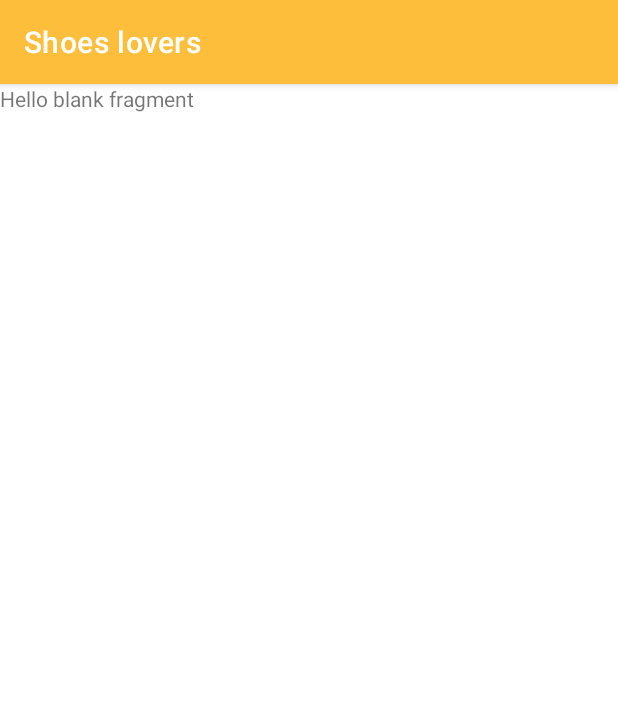
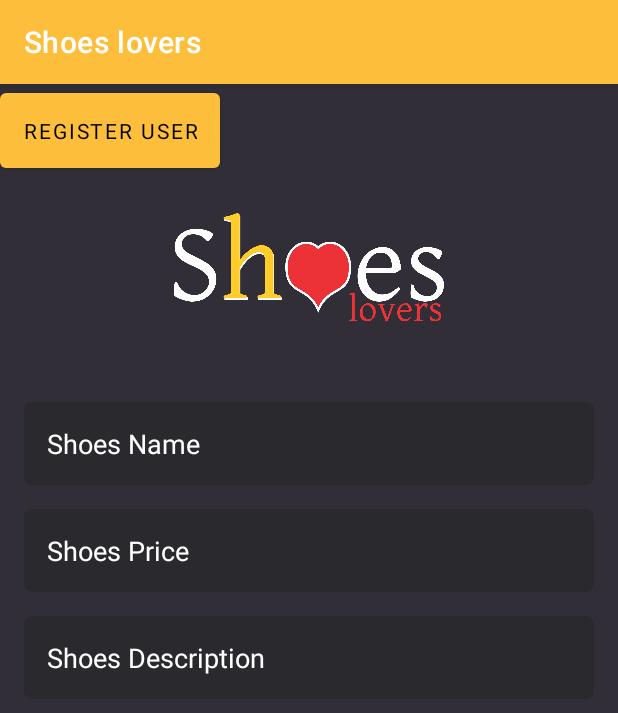
Before and after one commit to gilsonjuniorpro/TheShoeStore, an Android app: the AddShoesFragment screen opened through its navigation route, on a phone screen of 412 x 824 dp. Shown: the top 713 px of the screen. Run offline under Robolectric (Android 15) with nearby library versions, the light colour scheme and no system bars; our stand-ins replace data binding; libraries missing offline, so code that uses them is left out: com.jarvis.ca; Roboto replaces fonts that are not available here.

Commit message:
improvements on strings names

```diff
--- a/app/src/main/res/layout/fragment_add_shoes.xml
+++ b/app/src/main/res/layout/fragment_add_shoes.xml
@@ -1,14 +1,104 @@
 <?xml version="1.0" encoding="utf-8"?>
-<FrameLayout xmlns:android="http://schemas.android.com/apk/res/android"
-    xmlns:tools="http://schemas.android.com/tools"
-    android:layout_width="match_parent"
-    android:layout_height="match_parent"
-    tools:context=".ui.fragment.AddShoesFragment">
+<layout xmlns:android="http://schemas.android.com/apk/res/android"
+    xmlns:app="http://schemas.android.com/apk/res-auto"
+    xmlns:tools="http://schemas.android.com/tools">
 
-    <!-- TODO: Update blank fragment layout -->
-    <TextView
+    <androidx.core.widget.NestedScrollView
         android:layout_width="match_parent"
         android:layout_height="match_parent"
-        android:text="@string/hello_blank_fragment" />
+        android:background="@color/colorBackgroundLayout"
+        android:fillViewport="true"
+        android:orientation="vertical"
+        tools:context=".ui.fragment.AddShoesFragment">
 
-</FrameLayout>
+        <androidx.constraintlayout.widget.ConstraintLayout
+            android:layout_width="match_parent"
+            android:layout_height="wrap_content">
+
+            <EditText
+                android:id="@+id/etTitle"
+                style="@style/EditTextStyle"
+                android:layout_width="0dp"
+                android:layout_height="wrap_content"
+                android:layout_marginLeft="16dp"
+                android:layout_marginRight="16dp"
+                android:hint="@string/shoes_name"
+                android:importantForAutofill="yes"
+                android:inputType="text"
+                app:layout_constraintLeft_toLeftOf="parent"
+                app:layout_constraintRight_toRightOf="parent"
+                app:layout_constraintTop_toBottomOf="@+id/imageView"
+                tools:ignore="Autofill" />
+
+            <EditText
+                android:id="@+id/etPrice"
+                style="@style/EditTextStyle"
+                android:layout_width="0dp"
+                android:layout_height="wrap_content"
+                android:layout_marginLeft="16dp"
+                android:layout_marginTop="16dp"
+                android:layout_marginRight="16dp"
+                android:hint="@string/shoes_price"
+                android:importantForAutofill="yes"
+                android:inputType="text"
+                app:layout_constraintLeft_toLeftOf="parent"
+                app:layout_constraintRight_toRightOf="parent"
+                app:layout_constraintTop_toBottomOf="@+id/etTitle"
+                tools:ignore="Autofill" />
+
+            <EditText
+                android:id="@+id/etDescription"
+                style="@style/EditTextStyle"
+                android:layout_width="0dp"
+                android:layout_height="wrap_content"
+                android:layout_marginTop="16dp"
+                android:ems="10"
+                android:hint="@string/shoes_description"
+                android:inputType="text"
+                app:layout_constraintEnd_toEndOf="@+id/etPrice"
+                app:layout_constraintStart_toStartOf="@+id/etPrice"
+                app:layout_constraintTop_toBottomOf="@+id/etPrice"
+                tools:ignore="Autofill" />
+
+            <Button
+                android:id="@+id/btRegister"
+                style="@style/ButtonTextStyle"
+                android:layout_width="0dp"
+                android:layout_height="wrap_content"
+                android:layout_marginStart="16dp"
+                android:layout_marginTop="16dp"
+                android:layout_marginEnd="16dp"
+                android:padding="15dp"
+                android:text="@string/register_user"
+                app:layout_constraintEnd_toEndOf="@+id/etPassword"
+                app:layout_constraintStart_toStartOf="@+id/etPassword"
+                app:layout_constraintTop_toBottomOf="@+id/etPassword" />
+
+            <ImageView
+                android:id="@+id/imageView"
+                android:layout_width="180dp"
+                android:layout_height="180dp"
+                android:layout_marginStart="60dp"
+                android:layout_marginTop="32dp"
+                android:layout_marginEnd="60dp"
+                android:contentDescription="@string/app_name"
+                app:layout_constraintEnd_toEndOf="parent"
+                app:layout_constraintStart_toStartOf="parent"
+                app:layout_constraintTop_toTopOf="parent"
+                app:srcCompat="@drawable/ic_logo" />
+
+            <ProgressBar
+                android:id="@+id/progressBar"
+                style="?android:attr/progressBarStyle"
+                android:layout_width="wrap_content"
+                android:layout_height="wrap_content"
+                android:visibility="gone"
+                app:layout_constraintBottom_toBottomOf="parent"
+                app:layout_constraintEnd_toEndOf="parent"
+                app:layout_constraintStart_toStartOf="parent"
+                app:layout_constraintTop_toTopOf="parent"
+                app:layout_constraintVertical_bias="0.40" />
+
+        </androidx.constraintlayout.widget.ConstraintLayout>
+    </androidx.core.widget.NestedScrollView>
+</layout>
--- a/app/src/main/res/layout/fragment_detail.xml
+++ b/app/src/main/res/layout/fragment_detail.xml
@@ -64,7 +64,7 @@
             app:layout_constraintEnd_toEndOf="@+id/container"
             app:layout_constraintStart_toEndOf="@+id/ivPicture"
             app:layout_constraintTop_toTopOf="@+id/container"
-            tools:text="@string/shoe_name" />
+            tools:text="@string/shoes_name" />
 
         <ScrollView
             android:layout_width="0dp"
--- a/app/src/main/res/layout/fragment_login.xml
+++ b/app/src/main/res/layout/fragment_login.xml
@@ -16,7 +16,7 @@
             android:layout_height="wrap_content"
             android:layout_marginLeft="16dp"
             android:layout_marginRight="16dp"
-            android:hint="@string/email"
+            android:hint="@string/user_email"
             android:importantForAutofill="yes"
             android:inputType="textEmailAddress"
             app:layout_constraintLeft_toLeftOf="parent"
@@ -31,7 +31,7 @@
             android:layout_height="wrap_content"
             android:layout_marginTop="16dp"
             android:ems="10"
-            android:hint="@string/password"
+            android:hint="@string/user_password"
             android:inputType="textPassword"
             app:layout_constraintEnd_toEndOf="@+id/etEmail"
             app:layout_constraintStart_toStartOf="@+id/etEmail"
@@ -47,7 +47,7 @@
             android:layout_marginTop="16dp"
             android:layout_marginEnd="16dp"
             android:padding="15dp"
-            android:text="@string/login"
+            android:text="@string/user_login"
             app:layout_constraintEnd_toEndOf="@+id/etPassword"
             app:layout_constraintStart_toStartOf="@+id/etPassword"
             app:layout_constraintTop_toBottomOf="@+id/etPassword" />
--- a/app/src/main/res/layout/fragment_register.xml
+++ b/app/src/main/res/layout/fragment_register.xml
@@ -22,7 +22,7 @@
                 android:layout_height="wrap_content"
                 android:layout_marginLeft="16dp"
                 android:layout_marginRight="16dp"
-                android:hint="@string/name"
+                android:hint="@string/user_name"
                 android:importantForAutofill="yes"
                 android:inputType="textPersonName"
                 app:layout_constraintLeft_toLeftOf="parent"
@@ -38,7 +38,7 @@
                 android:layout_marginLeft="16dp"
                 android:layout_marginTop="16dp"
                 android:layout_marginRight="16dp"
-                android:hint="@string/email"
+                android:hint="@string/user_email"
                 android:importantForAutofill="yes"
                 android:inputType="textEmailAddress"
                 app:layout_constraintLeft_toLeftOf="parent"
@@ -53,7 +53,7 @@
                 android:layout_height="wrap_content"
                 android:layout_marginTop="16dp"
                 android:ems="10"
-                android:hint="@string/password"
+                android:hint="@string/user_password"
                 android:inputType="textPassword"
                 app:layout_constraintEnd_toEndOf="@+id/etEmail"
                 app:layout_constraintStart_toStartOf="@+id/etEmail"
--- a/app/src/main/res/layout/item_shoes.xml
+++ b/app/src/main/res/layout/item_shoes.xml
@@ -58,7 +58,7 @@
         app:layout_constraintEnd_toStartOf="@+id/ivMoney"
         app:layout_constraintStart_toEndOf="@+id/ivPicture"
         app:layout_constraintTop_toTopOf="@+id/container"
-        tools:text="@string/shoe_name" />
+        tools:text="@string/shoes_name" />
 
     <TextView
         android:id="@+id/tvDescription"
@@ -74,7 +74,7 @@
         app:layout_constraintEnd_toEndOf="@+id/container"
         app:layout_constraintStart_toStartOf="@+id/tvName"
         app:layout_constraintTop_toBottomOf="@+id/tvName"
-        tools:text="@string/description" />
+        tools:text="@string/shoes_description" />
 
     <ImageView
         android:id="@+id/ivMoney"
--- a/app/src/main/res/layout/starter_list_item.xml
+++ b/app/src/main/res/layout/starter_list_item.xml
@@ -28,7 +28,7 @@
         android:layout_marginStart="32dp"
         android:layout_marginTop="40dp"
         android:layout_marginEnd="32dp"
-        android:text="@string/slide_title"
+        android:text="@string/shoes_name"
         app:layout_constraintEnd_toEndOf="parent"
         app:layout_constraintStart_toStartOf="parent"
         app:layout_constraintTop_toBottomOf="@+id/ivImage" />
@@ -43,7 +43,7 @@
         android:layout_marginEnd="32dp"
         android:paddingLeft="@dimen/desc_padding"
         android:paddingRight="@dimen/desc_padding"
-        android:text="@string/slide_desc"
+        android:text="@string/shoes_description"
         app:layout_constraintEnd_toEndOf="parent"
         app:layout_constraintStart_toStartOf="parent"
         app:layout_constraintTop_toBottomOf="@+id/tvStarterTitle" />
--- a/app/src/main/res/values/strings.xml
+++ b/app/src/main/res/values/strings.xml
@@ -4,16 +4,16 @@
     <string name="skip">SKIP</string>
     <string name="msg_fill_all_fields">Fill all fields to login</string>
     <string name="msg_fill_all_fields_register">Fill all fields to register</string>
-    <string name="password">password</string>
-    <string name="email">email</string>
-    <string name="login">login</string>
+    <string name="user_password">Password</string>
+    <string name="user_email">Email</string>
+    <string name="user_login">Login</string>
     <string name="create_an_account">create an account</string>
-    <string name="description">description</string>
-    <string name="shoe_name">Shoes Name</string>
-    <string name="slide_title">Shoes name</string>
-    <string name="slide_desc">Shoes description</string>
-    <string name="name">name</string>
+    <string name="shoes_description">Shoes Description</string>
+    <string name="shoes_name">Shoes Name</string>
+    <string name="shoes_price">Shoes Price</string>
+    <string name="user_name">Name</string>
     <string name="register_user">Register User</string>
+    <string name="save_shoes">Save Shoes</string>
 
     <string name="large_text">
         THE HISTORY AND EVOLUTION OF SHOES
@@ -30,6 +30,4 @@
         WHEN DID THE FIRST SHOES APPEAR?
         1991 is an important date in the history of footwear because this is the year when, at the border of Austria and Italy, archeologists found a naturally mummified human named Oetzi from the Stone Age who died about 3300 years before our era. This Alpine traveler was wearing shoes made from deerskin with a sole made from bearskin and stuffed with hay. This is how it’s thought that the Stone Age footwear production technique was like: the fewer stitches, the dryer and warmer the legs, therefore, they wrinkled the leather. The stitches were small and they were not very reliable given the tools people had at that time.
     </string>
-    <!-- TODO: Remove or change this placeholder text -->
-    <string name="hello_blank_fragment">Hello blank fragment</string>
 </resources>
```
